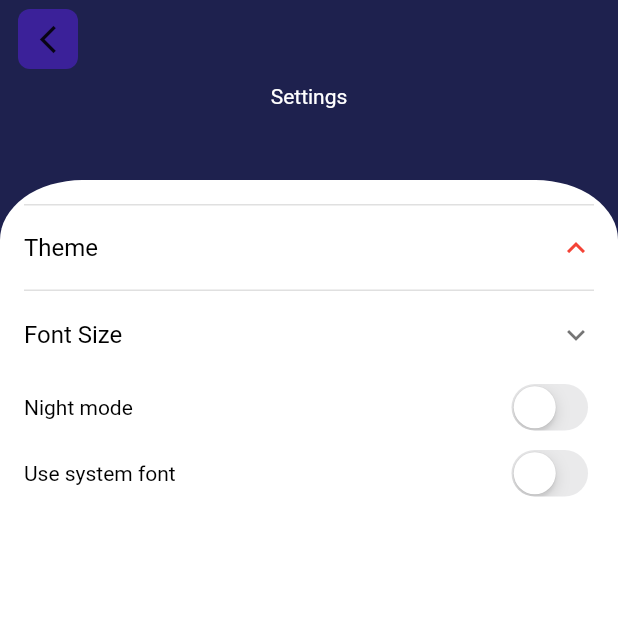
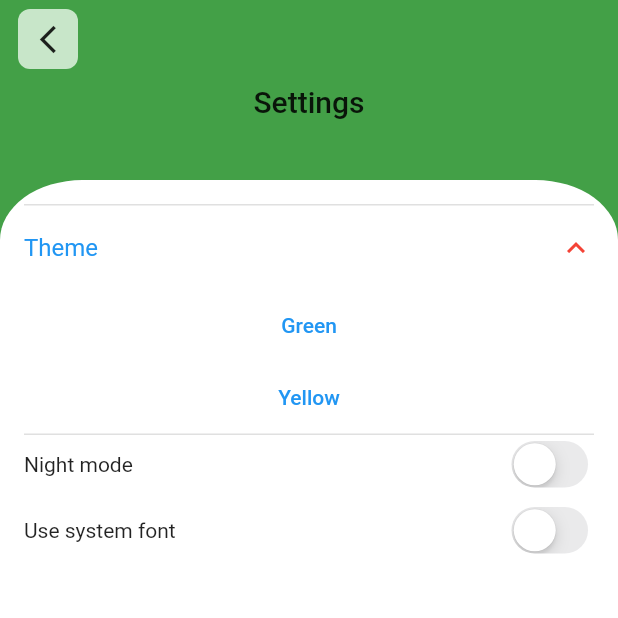
Before and after one commit to Bubizz/firebase_chat, a Flutter app: the SettingsPage screen opened by its route, after a tap on "Theme", on a phone screen of 412 x 824 dp, the top half of it. Run offline on Flutter 3.47's test engine with Material 2 defaults, Android fonts, the phone set to English and light mode, and no system bars; our stand-ins replace flutter_keyboard_visibility, shared_preferences; accounts and stored records are empty; network calls fail.

```diff
--- a/lib/screens/chats_list_page.dart
+++ b/lib/screens/chats_list_page.dart
@@ -41,8 +41,8 @@ class _ChatsPageState extends State<ChatsPage> {
                         CustomIconButton(
                             iconData: Icons.list,
                             pressHandler: _navigateToSettings),
-                        const Text(
-                          "Messages",
+                        Text(
+                          "Messages", style: Theme.of(context).textTheme.titleLarge
                         ),
                         CustomIconButton(
                           iconData: Icons.search,
@@ -64,7 +64,7 @@ class _ChatsPageState extends State<ChatsPage> {
         Positioned(
           child: ClipRRect(
             borderRadius: const BorderRadius.vertical(top: Radius.circular(60)),
-            child: Container(color: Colors.white,
+            child: Container(color: Theme.of(context).backgroundColor,
             child: ListView.builder(
 
               itemCount: 10,
--- a/lib/screens/settings.dart
+++ b/lib/screens/settings.dart
@@ -1,6 +1,8 @@
 import 'package:flutter/material.dart';
 import 'package:flutter/cupertino.dart';
 import '../widgets/custom_icon_button.dart';
+import 'package:provider/provider.dart';
+import 'package:chat_app/themes_provider.dart';
 
 class SettingsPage extends StatefulWidget {
   const SettingsPage({Key? key}) : super(key: key);
@@ -12,111 +14,63 @@ class SettingsPage extends StatefulWidget {
 }
 
 class _ChatsPageState extends State<SettingsPage> {
-  bool nightMode = false;
-  bool systemFont = false;
 
-  var _fontSize = 16.0;
-
+  bool _systemFont = false;
 
 
   @override
   Widget build(BuildContext context) {
     return Scaffold(
       body: Stack(fit: StackFit.expand, clipBehavior: Clip.none, children: [
-        Container(
-          color: Theme.of(context).primaryColor,
-          child: SafeArea(
-            child: Padding(
-              padding:
-                  const EdgeInsets.symmetric(horizontal: 12.0, vertical: 6.0),
-              child: Row(
-                  crossAxisAlignment: CrossAxisAlignment.start,
-                  mainAxisAlignment: MainAxisAlignment.spaceBetween,
-                  children: [
-                    CustomIconButton(
-                        iconData: Icons.arrow_back_ios_new,
-                        pressHandler: () {
-                          Navigator.pop(context);
-                        }),
-                    const Spacer(),
-                    Transform.translate(
-                      offset: const Offset(-20, 50),
-                      child: const Text(
-                        "Settings",
-                        style: TextStyle(color: Colors.white),
-                      ),
-                    ),
-                    const Spacer()
-                  ]),
-            ),
-          ),
-        ),
+        _topOfstack(context),
         Positioned.fill(
+          top: 120,
           child: ClipRRect(
             borderRadius:
                 const BorderRadius.vertical(top: Radius.elliptical(55, 40)),
             child: Container(
-              color: Colors.white,
+              color: Theme.of(context).backgroundColor,
               child: Padding(
                 padding: const EdgeInsets.all(16.0),
                 child: ListView(
                   children: [
                     ExpansionTile(
-                      title: Text(
-                        "Theme",
-                        style: TextStyle(color: Colors.black),
-                      ),
                       children: [
-
-                      ],
-                      iconColor: Colors.red,
-                      tilePadding: EdgeInsets.all(0),
-                    ),
-                    ExpansionTile(
-                      children: [
-                        ListTile(
-                          title: const Text('16'),
-                          leading: Radio<double>(
-                            value: 16.0,
-                            groupValue: _fontSize,
-                            onChanged: (double? value) {
-                              setState(() {
-                                _fontSize = value!;
-                              });
+                        TextButton(
+                            onPressed: () {
+                              Provider.of<Themes>(context, listen: false)
+                                  .setTheme(Colors.green);
                             },
-                          ),
-                        ),
-                        ListTile(
-                          title: const Text('18'),
-                          leading: Radio<double>(
-                            value: 18.0,
-                            groupValue: _fontSize,
-                            onChanged: (double? value) {
-                              setState(() {
-                                _fontSize = value!;
-                              });
+                            child: const Text('Green')),
+                          TextButton(
+                            onPressed: () {
+                              Provider.of<Themes>(context, listen: false)
+                                  .setTheme(Colors.yellow);
                             },
-                          ),
-                        ),
+                            child: const Text('Yellow')),
                       ],
                       title: const Text(
-                        "Font Size",
-                        style: TextStyle(color: Colors.black),
+                        "Theme",
+
                       ),
                       iconColor: Colors.red,
-                      tilePadding: EdgeInsets.all(0),
+                      tilePadding: const EdgeInsets.all(0),
                     ),
+
                     Row(
                       mainAxisAlignment: MainAxisAlignment.spaceBetween,
                       children: [
                         const Text(
                           "Night mode",
-                          style: TextStyle(color: Colors.black),
+
                         ),
                         CupertinoSwitch(
-                            value: nightMode,
+                          activeColor: Theme.of(context).primaryColorLight,
+                            value:   Provider.of<Themes>(context, listen: true).isDark,
                             onChanged: (newValue) => setState(() {
-                                  nightMode = newValue;
+
+                                  Provider.of<Themes>(context, listen: false).switchDarkMode();
+                                  Provider.of<Themes>(context, listen: false).setDarkMode();
                                 })),
                       ],
                     ),
@@ -128,12 +82,12 @@ class _ChatsPageState extends State<SettingsPage> {
                       children: [
                         const Text(
                           "Use system font",
-                          style: TextStyle(color: Colors.black),
+
                         ),
                         CupertinoSwitch(
-                            value: systemFont,
+                            value: _systemFont,
                             onChanged: (newValue) => setState(() {
-                                  systemFont = newValue;
+                                  _systemFont = newValue;
                                 })),
                       ],
                     ),
@@ -142,9 +96,38 @@ class _ChatsPageState extends State<SettingsPage> {
               ),
             ),
           ),
-          top: 120,
         ),
       ]),
     );
   }
+
+  Widget _topOfstack(BuildContext context) {
+    return Container(
+      color: Theme.of(context).primaryColor,
+      child: SafeArea(
+        child: Padding(
+          padding: const EdgeInsets.symmetric(horizontal: 12.0, vertical: 6.0),
+          child: Row(
+              crossAxisAlignment: CrossAxisAlignment.start,
+              mainAxisAlignment: MainAxisAlignment.spaceBetween,
+              children: [
+                CustomIconButton(
+                    iconData: Icons.arrow_back_ios_new,
+                    pressHandler: () {
+                      Navigator.pop(context);
+                    }),
+                const Spacer(),
+                Transform.translate(
+                  offset: const Offset(-20, 50),
+                  child: Text(
+                    "Settings",
+                    style: Theme.of(context).textTheme.titleLarge,
+                  ),
+                ),
+                const Spacer()
+              ]),
+        ),
+      ),
+    );
+  }
 }
--- a/lib/widgets/contact.dart
+++ b/lib/widgets/contact.dart
@@ -6,11 +6,10 @@ class Contact extends StatelessWidget {
 
   @override
   Widget build(BuildContext context) {
-    print(MaterialColor is ColorSwatch);
     return GestureDetector(
       onTap: () => Navigator.of(context).pushNamed(Chat.routeName),
       child: ListTile(
-        leading: const SizedBox(height: 80, width: 80, child: const CircleAvatar(backgroundImage:  NetworkImage('https://images.unsplash.com/photo-1601288496920-b6154fe3626a?ixlib=rb-1.2.1&ixid=MnwxMjA3fDB8MHxzZWFyY2h8MXx8dGVlbmFnZSUyMGdpcmx8ZW58MHx8MHx8&w=1000&q=80', ), )),
+        leading: const SizedBox(height: 80, width: 80, child: CircleAvatar(backgroundImage:  NetworkImage('https://images.unsplash.com/photo-1601288496920-b6154fe3626a?ixlib=rb-1.2.1&ixid=MnwxMjA3fDB8MHxzZWFyY2h8MXx8dGVlbmFnZSUyMGdpcmx8ZW58MHx8MHx8&w=1000&q=80', ), )),
         title: Column(crossAxisAlignment: CrossAxisAlignment.start,  children: const [Text("bebeb", style: TextStyle(fontSize: 22, ),), Text("mini", style: TextStyle(fontSize: 22, color: Colors.grey))] ),
         trailing: Container(
           width: 20,
--- a/lib/widgets/custom_icon_button.dart
+++ b/lib/widgets/custom_icon_button.dart
@@ -15,7 +15,7 @@ class CustomIconButton extends StatelessWidget {
           onPressed: pressHandler, icon: Icon(iconData)),
         decoration: BoxDecoration(
           borderRadius: BorderRadius.circular(8),
-          color: const Color.fromARGB(255, 59, 33, 153),
+          color: Theme.of(context).buttonColor
         ));
   }
 }
--- a/lib/widgets/search_box.dart
+++ b/lib/widgets/search_box.dart
@@ -1,4 +1,5 @@
 import 'dart:async';
+import 'package:flutter/material.dart';
 import 'package:flutter_keyboard_visibility/flutter_keyboard_visibility.dart';
 import 'package:flutter/cupertino.dart';
 
@@ -29,6 +30,7 @@ class _SearchBoxState extends State<SearchBox> {
   @override
   Widget build(BuildContext context) {
     return CupertinoSearchTextField(
+      style: TextStyle(color: Theme.of(context).primaryTextTheme.bodyMedium!.color,),
         focusNode: widget.focus,
         backgroundColor: CupertinoColors.systemGrey6,
         onSubmitted: (_) {widget.focus.unfocus();},
--- a/pubspec.yaml
+++ b/pubspec.yaml
@@ -36,6 +36,7 @@ dependencies:
   cupertino_icons: ^1.0.2
   flutter_keyboard_visibility: ^5.2.0
   provider: ^6.0.2
+  shared_preferences: ^2.0.13
 
 
 dev_dependencies:
```
Also changed, not shown: lib/main.dart (+12 -16 lines), lib/screens/chat.dart (+6 -2 lines), lib/themes_provider.dart (+49 -28 lines), lib/preferences_notifier.dart (added), pubspec.lock, 8 other files.
